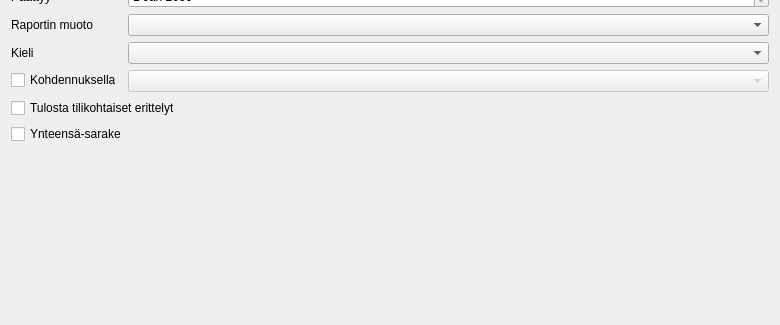
Before: the Qt Designer form kitsas/raportti/muokattavaraportti.ui in artoh/kitupiikki, drawn with Qt 5; both pictures show x 0 to 780 and y 187 to 512 of the 780 by 512 pixel window.
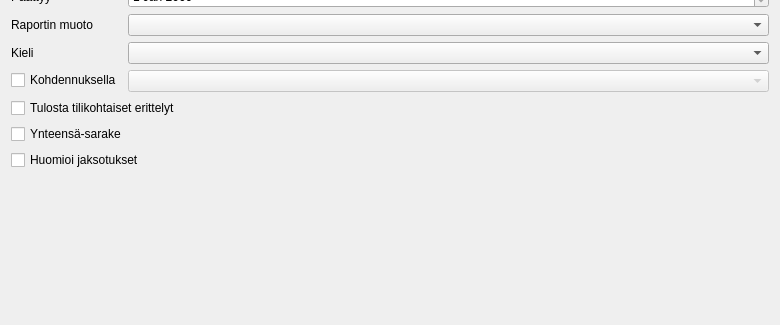
After: the same form once the commit is applied. Icons and pictures are not drawn. Custom widgets are drawn as their Qt base class.

Commit message: Poistojen jaksotukset ja raportti

Diff of the .ui file:
```diff
--- a/kitsas/raportti/muokattavaraportti.ui
+++ b/kitsas/raportti/muokattavaraportti.ui
@@ -268,6 +268,17 @@
      </property>
     </widget>
    </item>
+   <item>
+    <widget class="QCheckBox" name="jaksotusCheck">
+     <property name="text">
+      <string>Huomioi jaksotukset</string>
+     </property>
+     <property name="icon">
+      <iconset resource="../pic/pic.qrc">
+       <normaloff>:/pic/month.png</normaloff>:/pic/month.png</iconset>
+     </property>
+    </widget>
+   </item>
    <item>
     <spacer name="verticalSpacer">
      <property name="orientation">
```
The commit also changes 5 other files.
